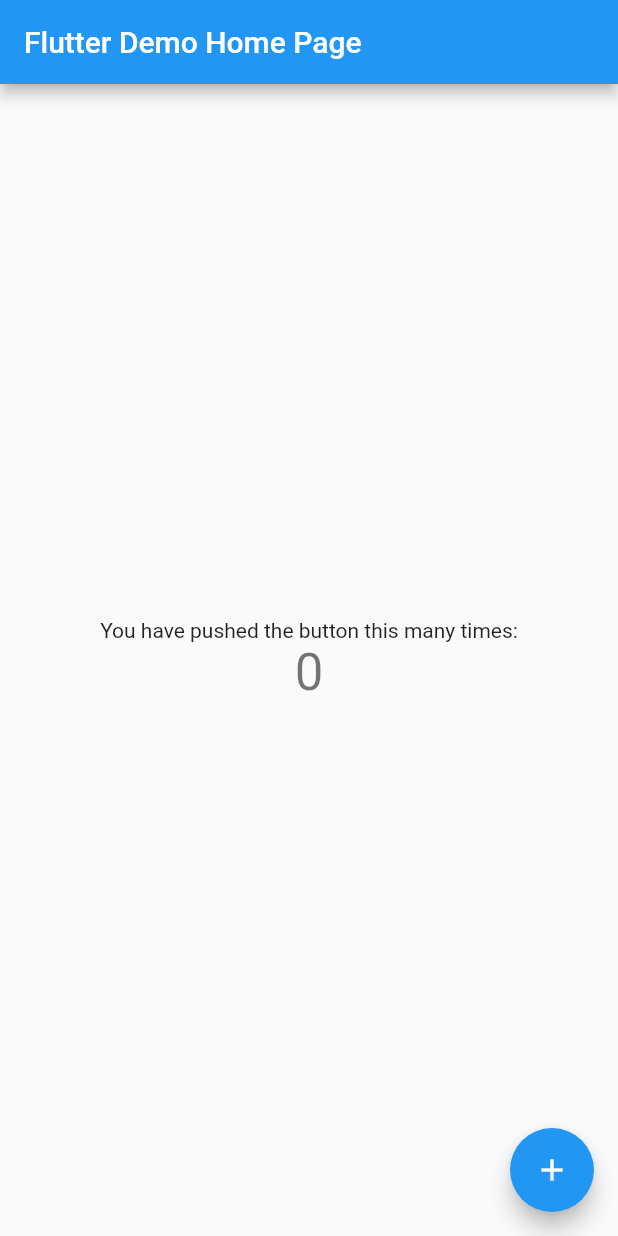
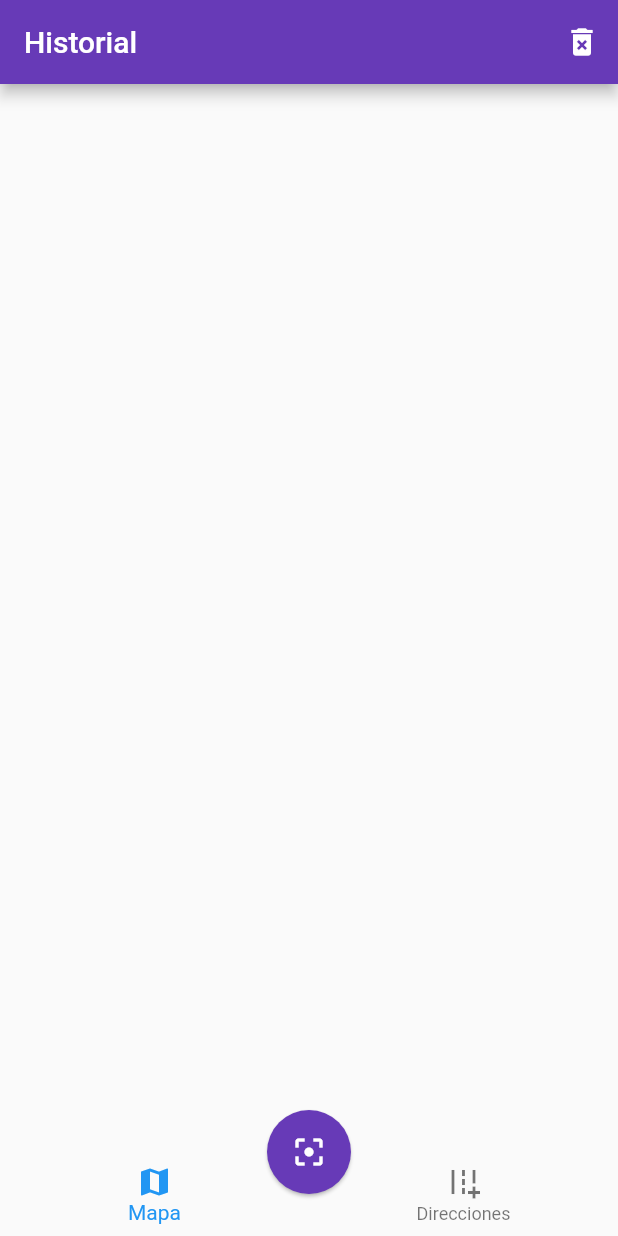
Before and after one commit to jasarmas/flutter_geo_qrscanner, a Flutter app: the screen it shows after launch, on a phone screen of 412 x 824 dp. Run offline on Flutter 3.47's test engine with Material 2 defaults, Android fonts, the phone set to English and light mode, and no system bars; our stand-ins replace google_maps_flutter, sqflite; missing offline and left inert: flutter_barcode_scanner; accounts and stored records are empty.

Commit message:
Incorporating maps, addresses view, geo location view, scan QR, and other things, full project

```diff
--- a/lib/main.dart
+++ b/lib/main.dart
@@ -1,117 +1,35 @@
 import 'package:flutter/material.dart';
+import 'package:flutter_geo_qrscanner/src/pages/home_page.dart';
+import 'package:flutter_geo_qrscanner/src/pages/map_page.dart';
+import 'package:flutter_geo_qrscanner/src/providers/scan_list_provider.dart';
+import 'package:flutter_geo_qrscanner/src/providers/ui_provider.dart';
+import 'package:provider/provider.dart';
 
-void main() {
-  runApp(MyApp());
-}
+void main() => runApp(MyApp());
 
 class MyApp extends StatelessWidget {
-  // This widget is the root of your application.
   @override
   Widget build(BuildContext context) {
-    return MaterialApp(
-      title: 'Flutter Demo',
-      theme: ThemeData(
-        // This is the theme of your application.
-        //
-        // Try running your application with "flutter run". You'll see the
-        // application has a blue toolbar. Then, without quitting the app, try
-        // changing the primarySwatch below to Colors.green and then invoke
-        // "hot reload" (press "r" in the console where you ran "flutter run",
-        // or simply save your changes to "hot reload" in a Flutter IDE).
-        // Notice that the counter didn't reset back to zero; the application
-        // is not restarted.
-        primarySwatch: Colors.blue,
-        // This makes the visual density adapt to the platform that you run
-        // the app on. For desktop platforms, the controls will be smaller and
-        // closer together (more dense) than on mobile platforms.
-        visualDensity: VisualDensity.adaptivePlatformDensity,
+    return MultiProvider(
+      providers: [
+        ChangeNotifierProvider(create: (_) => new UiProvider()),
+        ChangeNotifierProvider(create: (_) => new ScanListProvider()),
+      ],
+      child: MaterialApp(
+        debugShowCheckedModeBanner: false,
+        title: 'QR Reader',
+        initialRoute: "home",
+        routes: {
+          "home": (_) => HomePage(),
+          "map": (_) => MapPage(),
+        },
+        theme: ThemeData(
+            primaryColor: Colors.deepPurple,
+            focusColor: Colors.blue,
+            floatingActionButtonTheme: FloatingActionButtonThemeData(
+              backgroundColor: Colors.deepPurple,
+            )),
       ),
-      home: MyHomePage(title: 'Flutter Demo Home Page'),
     );
   }
 }
-
-class MyHomePage extends StatefulWidget {
-  MyHomePage({Key key, this.title}) : super(key: key);
-
-  // This widget is the home page of your application. It is stateful, meaning
-  // that it has a State object (defined below) that contains fields that affect
-  // how it looks.
-
-  // This class is the configuration for the state. It holds the values (in this
-  // case the title) provided by the parent (in this case the App widget) and
-  // used by the build method of the State. Fields in a Widget subclass are
-  // always marked "final".
-
-  final String title;
-
-  @override
-  _MyHomePageState createState() => _MyHomePageState();
-}
-
-class _MyHomePageState extends State<MyHomePage> {
-  int _counter = 0;
-
-  void _incrementCounter() {
-    setState(() {
-      // This call to setState tells the Flutter framework that something has
-      // changed in this State, which causes it to rerun the build method below
-      // so that the display can reflect the updated values. If we changed
-      // _counter without calling setState(), then the build method would not be
-      // called again, and so nothing would appear to happen.
-      _counter++;
-    });
-  }
-
-  @override
-  Widget build(BuildContext context) {
-    // This method is rerun every time setState is called, for instance as done
-    // by the _incrementCounter method above.
-    //
-    // The Flutter framework has been optimized to make rerunning build methods
-    // fast, so that you can just rebuild anything that needs updating rather
-    // than having to individually change instances of widgets.
-    return Scaffold(
-      appBar: AppBar(
-        // Here we take the value from the MyHomePage object that was created by
-        // the App.build method, and use it to set our appbar title.
-        title: Text(widget.title),
-      ),
-      body: Center(
-        // Center is a layout widget. It takes a single child and positions it
-        // in the middle of the parent.
-        child: Column(
-          // Column is also a layout widget. It takes a list of children and
-          // arranges them vertically. By default, it sizes itself to fit its
-          // children horizontally, and tries to be as tall as its parent.
-          //
-          // Invoke "debug painting" (press "p" in the console, choose the
-          // "Toggle Debug Paint" action from the Flutter Inspector in Android
-          // Studio, or the "Toggle Debug Paint" command in Visual Studio Code)
-          // to see the wireframe for each widget.
-          //
-          // Column has various properties to control how it sizes itself and
-          // how it positions its children. Here we use mainAxisAlignment to
-          // center the children vertically; the main axis here is the vertical
-          // axis because Columns are vertical (the cross axis would be
-          // horizontal).
-          mainAxisAlignment: MainAxisAlignment.center,
-          children: <Widget>[
-            Text(
-              'You have pushed the button this many times:',
-            ),
-            Text(
-              '$_counter',
-              style: Theme.of(context).textTheme.headline4,
-            ),
-          ],
-        ),
-      ),
-      floatingActionButton: FloatingActionButton(
-        onPressed: _incrementCounter,
-        tooltip: 'Increment',
-        child: Icon(Icons.add),
-      ), // This trailing comma makes auto-formatting nicer for build methods.
-    );
-  }
-}
--- /dev/null
+++ b/lib/src/models/scan_model.dart
@@ -0,0 +1,45 @@
+import 'dart:convert';
+import 'package:google_maps_flutter/google_maps_flutter.dart' show LatLng;
+import "package:meta/meta.dart";
+
+ScanModel scanModelFromJson(String str) => ScanModel.fromJson(json.decode(str));
+
+String scanModelToJson(ScanModel data) => json.encode(data.toJson());
+
+class ScanModel {
+  ScanModel({
+    this.id,
+    this.type,
+    @required this.value,
+  }) {
+    if (this.value.contains("http")) {
+      this.type = "http";
+    } else {
+      this.type = "geo";
+    }
+  }
+
+  int id;
+  String type;
+  String value;
+
+  factory ScanModel.fromJson(Map<String, dynamic> json) => ScanModel(
+        id: json["id"],
+        type: json["type"],
+        value: json["value"],
+      );
+
+  Map<String, dynamic> toJson() => {
+        "id": id,
+        "type": type,
+        "value": value,
+      };
+
+  LatLng getLatLng() {
+    final latLng = this.value.substring(4).split(",");
+    final lat = double.parse(latLng[0]);
+    final lng = double.parse(latLng[1]);
+
+    return LatLng(lat, lng);
+  }
+}
--- /dev/null
+++ b/lib/src/pages/home_page.dart
@@ -0,0 +1,62 @@
+import 'package:flutter/material.dart';
+import 'package:provider/provider.dart';
+
+import 'package:flutter_geo_qrscanner/src/providers/scan_list_provider.dart';
+import 'package:flutter_geo_qrscanner/src/providers/ui_provider.dart';
+import 'package:flutter_geo_qrscanner/src/widgets/custom_navigatorbar.dart';
+import 'package:flutter_geo_qrscanner/src/widgets/scan_button.dart';
+import 'package:flutter_geo_qrscanner/src/widgets/scan_list_tiles.dart';
+
+class HomePage extends StatelessWidget {
+  @override
+  Widget build(BuildContext context) {
+    return Scaffold(
+      appBar: AppBar(
+        title: Text("Historial"),
+        actions: [
+          IconButton(
+            icon: Icon(Icons.delete_forever),
+            onPressed: () {
+              final scanListProvider =
+                  Provider.of<ScanListProvider>(context, listen: false);
+
+              scanListProvider.deleteAll();
+            },
+          )
+        ],
+      ),
+      body: _HomePageBody(),
+      bottomNavigationBar: CustomNavigationBar(),
+      floatingActionButton: ScanButton(),
+      floatingActionButtonLocation: FloatingActionButtonLocation.centerDocked,
+    );
+  }
+}
+
+class _HomePageBody extends StatelessWidget {
+  @override
+  Widget build(BuildContext context) {
+    final uiProvider = Provider.of<UiProvider>(context);
+
+    final currentIndex = uiProvider.selectedMenuOpt;
+
+    //final tempScan = new ScanModel(value: "http://google.com");
+    //DBProvider.db.newScan(tempScan);
+    //DBProvider.db.getScanById(5).then((scan) => print(scan.value));
+    //DBProvider.db.getAllScans().then(print);
+
+    final scanListProvider =
+        Provider.of<ScanListProvider>(context, listen: false);
+
+    switch (currentIndex) {
+      case 0:
+        scanListProvider.loadScansByType("geo");
+        return ScanListTiles(type: "geo");
+      case 1:
+        scanListProvider.loadScansByType("http");
+        return ScanListTiles(type: "http");
+      default:
+        return ScanListTiles(type: "geo");
+    }
+  }
+}
--- /dev/null
+++ b/lib/src/providers/scan_list_provider.dart
@@ -0,0 +1,48 @@
+import 'package:flutter/cupertino.dart';
+import 'package:flutter_geo_qrscanner/src/models/scan_model.dart';
+import 'package:flutter_geo_qrscanner/src/providers/db_provider.dart';
+
+class ScanListProvider extends ChangeNotifier {
+  List<ScanModel> scans = [];
+  String selectedType = "http";
+
+  Future<ScanModel> newScan(String value) async {
+    final newScan = new ScanModel(value: value);
+    final id = await DBProvider.db.newScan(newScan);
+
+    newScan.id = id;
+
+    if (this.selectedType == newScan.type) {
+      this.scans.add(newScan);
+      notifyListeners();
+    }
+
+    return newScan;
+  }
+
+  loadScans() async {
+    final scans = await DBProvider.db.getAllScans();
+
+    this.scans = [...scans];
+    notifyListeners();
+  }
+
+  loadScansByType(String type) async {
+    final scans = await DBProvider.db.getScansByType(type);
+
+    this.scans = [...scans];
+    this.selectedType = type;
+    notifyListeners();
+  }
+
+  deleteAll() async {
+    await DBProvider.db.deleteAllScans();
+    this.scans = [];
+    notifyListeners();
+  }
+
+  deleteById(int id) async {
+    await DBProvider.db.deleteScan(id);
+    this.loadScansByType(this.selectedType);
+  }
+}
--- /dev/null
+++ b/lib/src/providers/ui_provider.dart
@@ -0,0 +1,14 @@
+import 'package:flutter/cupertino.dart';
+
+class UiProvider extends ChangeNotifier {
+  int _selectedMenuOpt = 0;
+
+  int get selectedMenuOpt {
+    return this._selectedMenuOpt;
+  }
+
+  set selectedMenuOpt(int i) {
+    this._selectedMenuOpt = i;
+    notifyListeners();
+  }
+}
--- /dev/null
+++ b/lib/src/widgets/custom_navigatorbar.dart
@@ -0,0 +1,27 @@
+import 'package:flutter/material.dart';
+import 'package:flutter_geo_qrscanner/src/providers/ui_provider.dart';
+import 'package:provider/provider.dart';
+
+class CustomNavigationBar extends StatelessWidget {
+  @override
+  Widget build(BuildContext context) {
+    final uiProvider = Provider.of<UiProvider>(context);
+    final currentIndex = uiProvider.selectedMenuOpt;
+
+    return BottomNavigationBar(
+      onTap: (int i) => uiProvider.selectedMenuOpt = i,
+      currentIndex: currentIndex,
+      elevation: 0,
+      items: <BottomNavigationBarItem>[
+        BottomNavigationBarItem(
+          icon: Icon(Icons.map),
+          label: "Mapa",
+        ),
+        BottomNavigationBarItem(
+          icon: Icon(Icons.add_road),
+          label: "Direcciones",
+        ),
+      ],
+    );
+  }
+}
--- /dev/null
+++ b/lib/src/widgets/scan_button.dart
@@ -0,0 +1,38 @@
+import 'package:flutter/material.dart';
+import 'package:flutter_barcode_scanner/flutter_barcode_scanner.dart';
+import 'package:flutter_geo_qrscanner/src/providers/scan_list_provider.dart';
+import 'package:flutter_geo_qrscanner/src/utils/utils.dart';
+import 'package:provider/provider.dart';
+
+class ScanButton extends StatelessWidget {
+  @override
+  Widget build(BuildContext context) {
+    return FloatingActionButton(
+      elevation: 1,
+      onPressed: () async {
+        String barcodeScanRes = await FlutterBarcodeScanner.scanBarcode(
+          "#3D8BEF",
+          "Cancelar",
+          false,
+          ScanMode.QR,
+        );
+        //String barcodeScanRes = "https://joseandres.com";
+        //final barcodeScanRes = "geo:-33.44935547963195,-70.6549124098931";
+
+        if (barcodeScanRes == "-1") {
+          return;
+        }
+
+        final scanListProvider =
+            Provider.of<ScanListProvider>(context, listen: false);
+        final newScan = await scanListProvider.newScan(barcodeScanRes);
+
+        launchURL(context, newScan);
+        //scanListProvider.newScan(barcodeScanRes);
+      },
+      child: Icon(
+        Icons.filter_center_focus,
+      ),
+    );
+  }
+}
--- /dev/null
+++ b/lib/src/widgets/scan_list_tiles.dart
@@ -0,0 +1,40 @@
+import 'package:flutter/material.dart';
+import 'package:flutter_geo_qrscanner/src/providers/scan_list_provider.dart';
+import 'package:flutter_geo_qrscanner/src/utils/utils.dart';
+import 'package:provider/provider.dart';
+
+class ScanListTiles extends StatelessWidget {
+  final String type;
+
+  const ScanListTiles({@required this.type});
+
+  @override
+  Widget build(BuildContext context) {
+    final scanListProvider = Provider.of<ScanListProvider>(context);
+    final scans = scanListProvider.scans;
+
+    return ListView.builder(
+      itemBuilder: (_, i) => Dismissible(
+        key: UniqueKey(),
+        background: Container(
+          color: Colors.red[100],
+        ),
+        onDismissed: (DismissDirection direction) {
+          Provider.of<ScanListProvider>(context, listen: false)
+              .deleteById(scans[i].id);
+        },
+        child: ListTile(
+          leading: Icon(
+            this.type == "http" ? Icons.home_outlined : Icons.map,
+            color: Theme.of(context).primaryColor,
+          ),
+          title: Text(scans[i].value),
+          subtitle: Text(scans[i].id.toString()),
+          trailing: Icon(Icons.keyboard_arrow_right, color: Colors.grey),
+          onTap: () => launchURL(context, scans[i]),
+        ),
+      ),
+      itemCount: scans.length,
+    );
+  }
+}
```
Also changed, not shown: lib/src/pages/map_page.dart (added, +74 -0 lines), lib/src/providers/db_provider.dart (added, +133 -0 lines), lib/src/utils/utils.dart (added, +17 -0 lines), pubspec.yaml (+7 -3 lines), pubspec.lock, 3 other files.
